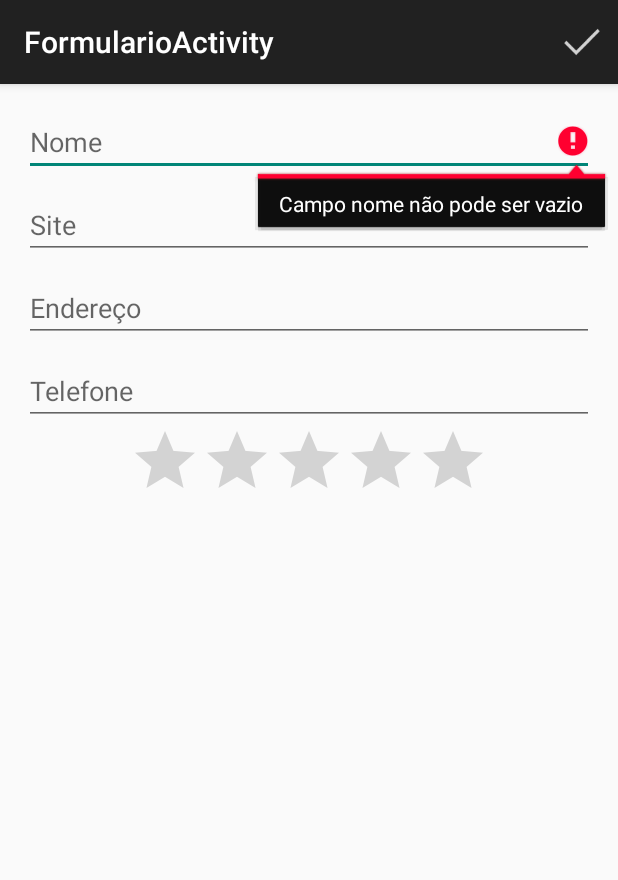
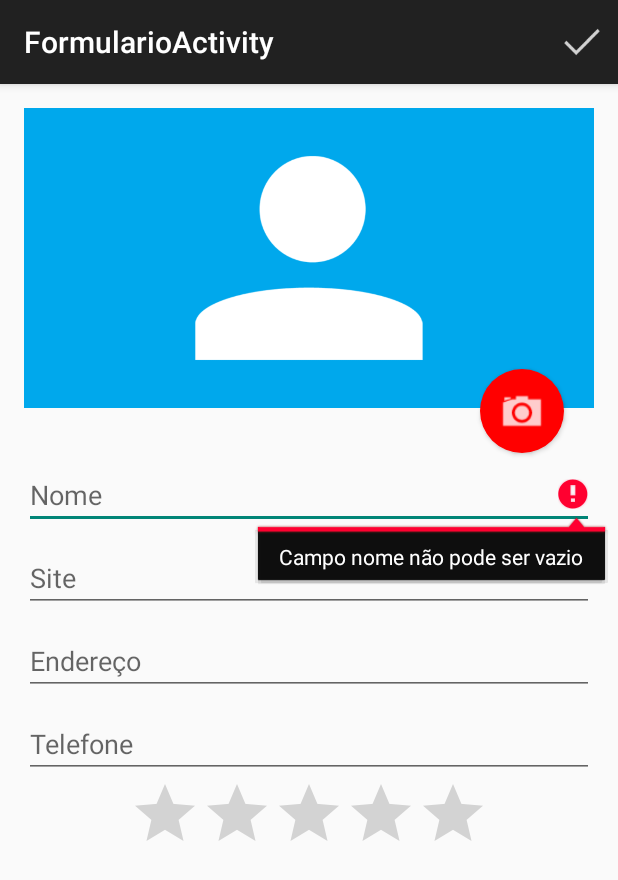
Before and after one commit to leandroap/CadastroAlunos, an Android app: the FormularioActivity screen opened directly, with no data from a screen before it, after a tap on "OK", on a phone screen of 412 x 824 dp. Shown: the top 880 px of the screen. Run offline under Robolectric (Android 15) with nearby library versions, the phone set to English and light mode, and no system bars.

```diff
--- a/app/src/main/AndroidManifest.xml
+++ b/app/src/main/AndroidManifest.xml
@@ -3,6 +3,7 @@
     package="com.example.caelum.cadastroalunos" >
 
     <uses-permission android:name="android.permission.CALL_PHONE" />
+    <uses-permission android:name="android.permission.WRITE_EXTERNAL_STORAGE" />
 
 
     <application
--- a/app/src/main/java/com/example/caelum/cadastroalunos/FormularioActivity.java
+++ b/app/src/main/java/com/example/caelum/cadastroalunos/FormularioActivity.java
@@ -1,19 +1,28 @@
 package com.example.caelum.cadastroalunos;
 
+import android.app.Activity;
 import android.content.Intent;
+import android.net.Uri;
 import android.os.Bundle;
+import android.provider.MediaStore;
 import android.support.v7.app.ActionBarActivity;
 import android.view.Menu;
 import android.view.MenuItem;
+import android.view.View;
+import android.widget.Button;
 
 import com.example.caelum.cadastroalunos.dao.AlunoDAO;
 import com.example.caelum.cadastroalunos.helper.FormularioHelper;
 import com.example.caelum.cadastroalunos.modelo.Aluno;
 
+import java.io.File;
+
 
 public class FormularioActivity extends ActionBarActivity {
 
     FormularioHelper helper;
+    private String localArquivoFoto;
+    private static  int TIRAR_FOTO = 1;
 
     @Override
     protected void onCreate(Bundle savedInstanceState) {
@@ -27,6 +36,21 @@
         if (aluno != null){
             helper.insereDadosNoFormulario(aluno);
         }
+
+        Button foto = helper.getFotoButton();
+        foto.setOnClickListener(new View.OnClickListener() {
+            @Override
+            public void onClick(View v) {
+                localArquivoFoto = getExternalFilesDir(null) +
+                        "/" + System.currentTimeMillis() + ".jpg";
+
+                Uri uriFoto = Uri.fromFile(new File(localArquivoFoto));
+                Intent tirarFoto = new Intent(MediaStore.ACTION_IMAGE_CAPTURE);
+                tirarFoto.putExtra(MediaStore.EXTRA_OUTPUT, uriFoto);
+
+                startActivityForResult(tirarFoto, TIRAR_FOTO);
+            }
+        });
     }
 
 
@@ -72,5 +96,17 @@
         }
     }
 
+    @Override
+    protected void onActivityResult(int requestCode, int resultCode, Intent data) {
+        //super.onActivityResult(requestCode, resultCode, data);
 
+        if (requestCode == TIRAR_FOTO){
+            if (resultCode == Activity.RESULT_OK){
+                helper.carregaImagem(this.localArquivoFoto);
+
+            } else {
+                this.localArquivoFoto = null;
+            }
+        }
+    }
 }
--- a/app/src/main/java/com/example/caelum/cadastroalunos/helper/FormularioHelper.java
+++ b/app/src/main/java/com/example/caelum/cadastroalunos/helper/FormularioHelper.java
@@ -1,6 +1,10 @@
 package com.example.caelum.cadastroalunos.helper;
 
+import android.graphics.Bitmap;
+import android.graphics.BitmapFactory;
+import android.widget.Button;
 import android.widget.EditText;
+import android.widget.ImageView;
 import android.widget.RatingBar;
 
 import com.example.caelum.cadastroalunos.FormularioActivity;
@@ -18,6 +22,8 @@
     private EditText telefone;
     private RatingBar nota;
     private Aluno aluno;
+    private ImageView foto;
+    private Button fotoButton;
 
 
     public FormularioHelper(FormularioActivity activity) {
@@ -27,6 +33,8 @@
         endereco = (EditText) activity.findViewById(R.id.formulario_endereco);
         telefone = (EditText) activity.findViewById(R.id.formulario_telefone);
         nota = (RatingBar) activity.findViewById(R.id.formulario_nota);
+        foto = (ImageView) activity.findViewById(R.id.formulario_foto);
+        fotoButton = (Button) activity.findViewById(R.id.formulario_foto_button);
 
         aluno = new Aluno();
     }
@@ -37,6 +45,7 @@
         aluno.setEndereco(endereco.getText().toString());
         aluno.setTelefone(telefone.getText().toString());
         aluno.setNota(Double.valueOf(nota.getProgress()));
+        aluno.setCaminhoFoto((String) foto.getTag());
 
         /*if (this.aluno.getId() != null){
             aluno.setId(this.aluno.getId());
@@ -63,4 +72,16 @@
         this.aluno = aluno;
     }
 
+    public Button getFotoButton(){
+        return fotoButton;
+    }
+
+    public void carregaImagem(String localFoto){
+        Bitmap bitmap = BitmapFactory.decodeFile(localFoto);
+        Bitmap newBitmap = Bitmap.createScaledBitmap(bitmap, 400, 300, true);
+
+        foto.setImageBitmap(newBitmap);
+        foto.setScaleType(ImageView.ScaleType.FIT_XY);
+        foto.setTag(localFoto);
+    }
 }
--- a/app/src/main/java/com/example/caelum/cadastroalunos/modelo/Aluno.java
+++ b/app/src/main/java/com/example/caelum/cadastroalunos/modelo/Aluno.java
@@ -13,6 +13,9 @@
     private String telefone;
     private String endereco;
     private Double nota;
+
+
+    private String caminhoFoto;
 
     public Long getId() {
         return id;
@@ -62,6 +65,14 @@
         this.nota = nota;
     }
 
+    public String getCaminhoFoto() {
+        return caminhoFoto;
+    }
+
+    public void setCaminhoFoto(String caminhoFoto) {
+        this.caminhoFoto = caminhoFoto;
+    }
+
 
     @Override
     public String toString() {
--- /dev/null
+++ b/app/src/main/res/drawable/formulario_foto_button.xml
@@ -0,0 +1,14 @@
+<?xml version="1.0" encoding="utf-8"?>
+<layer-list xmlns:android="http://schemas.android.com/apk/res/android">
+    <item>
+        <shape android:shape="oval">
+            <solid android:color="#FF0000" />
+            <padding
+                android:bottom="10dp"
+                android:left="10dp"
+                android:right="10dp"
+                android:top="10dp" />
+        </shape>
+    </item>
+    <item android:drawable="@drawable/ic_camera" />
+</layer-list>
--- a/app/src/main/res/layout/activity_formulario.xml
+++ b/app/src/main/res/layout/activity_formulario.xml
@@ -12,6 +12,32 @@
     android:paddingTop="@dimen/activity_vertical_margin"
     android:orientation="vertical"
     tools:context="com.example.caelum.cadastroalunos.FormularioActivity">
+
+    <RelativeLayout
+        android:layout_width="wrap_content"
+        android:layout_height="235dp">
+
+        <ImageView
+            android:id="@+id/formulario_foto"
+            android:layout_width="match_parent"
+            android:layout_height="200dp"
+            android:background="#00A8EC"
+            android:src="@drawable/person" />
+
+        <Button
+            android:layout_width="56dp"
+            android:layout_height="56dp"
+            android:id="@+id/formulario_foto_button"
+            android:layout_alignParentBottom="true"
+            android:layout_alignParentRight="true"
+            android:layout_marginBottom="5dp"
+            android:layout_marginRight="20dp"
+            android:background="@drawable/formulario_foto_button"
+            android:elevation="5dp"
+            android:gravity="center"
+            android:textColor="#FFFFFF"
+            android:textSize="20sp"/>
+        </RelativeLayout>
 
     <EditText
         android:id="@+id/formulario_nome"
```
